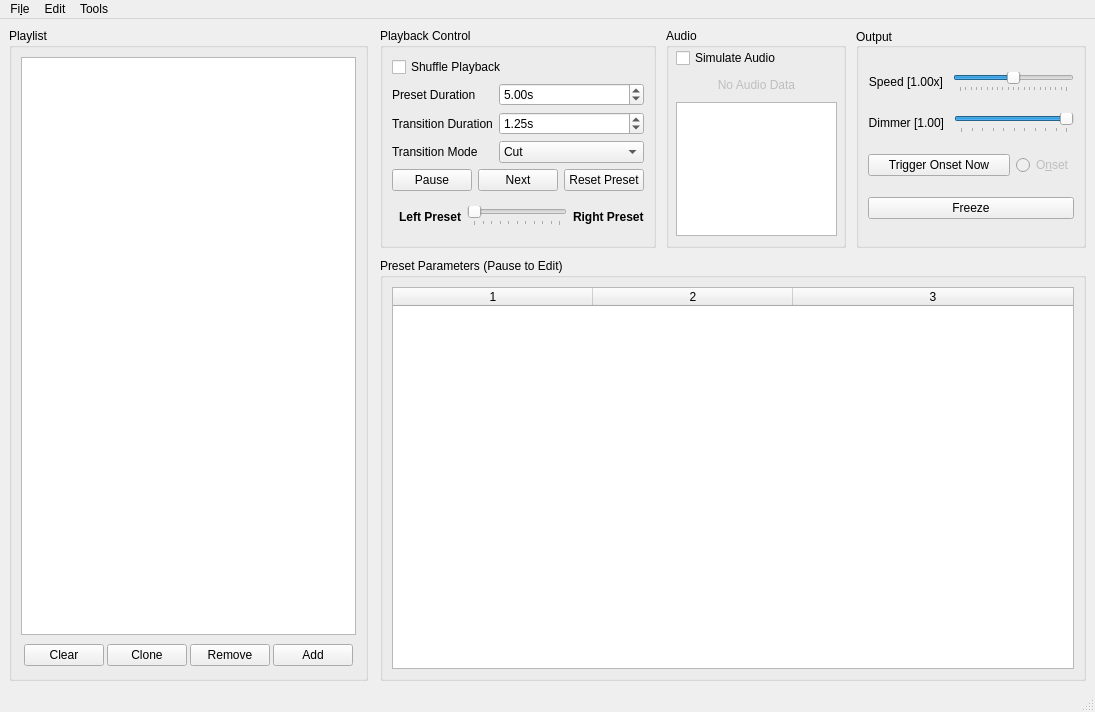
The window that ui/firemix.ui (Openlights/firemix) describes before a commit, drawn with Qt 5.
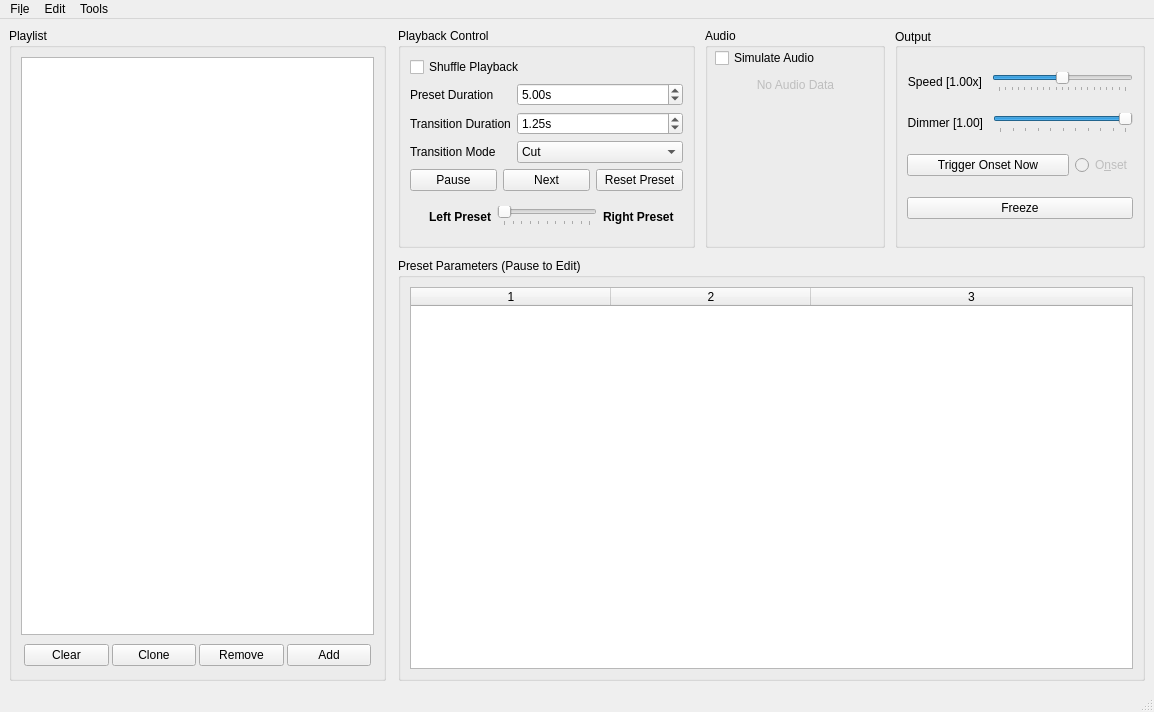
The same window after the commit. Custom widgets are drawn as their Qt base class.

Commit message: WIP: Improvements to FFT visualization

Patch:
```diff
--- a/ui/firemix.ui
+++ b/ui/firemix.ui
@@ -6,7 +6,7 @@
    <rect>
     <x>0</x>
     <y>0</y>
-    <width>1068</width>
+    <width>1154</width>
     <height>712</height>
    </rect>
   </property>
@@ -314,7 +314,7 @@
                <x>10</x>
                <y>20</y>
                <width>161</width>
-               <height>188</height>
+               <height>219</height>
               </rect>
              </property>
              <layout class="QVBoxLayout" name="verticalLayout_2">
@@ -345,44 +345,18 @@
                </widget>
               </item>
               <item>
-               <widget class="QGraphicsView" name="fft_graphics_view">
-                <property name="sizePolicy">
-                 <sizepolicy hsizetype="Fixed" vsizetype="Fixed">
-                  <horstretch>0</horstretch>
-                  <verstretch>0</verstretch>
-                 </sizepolicy>
-                </property>
+               <widget class="QLabel" name="fft_graphics_view">
                 <property name="minimumSize">
                  <size>
                   <width>128</width>
                   <height>128</height>
                  </size>
                 </property>
-                <property name="maximumSize">
-                 <size>
-                  <width>16777215</width>
-                  <height>16777215</height>
-                 </size>
+                <property name="text">
+                 <string/>
                 </property>
-                <property name="frameShadow">
-                 <enum>QFrame::Plain</enum>
-                </property>
-                <property name="verticalScrollBarPolicy">
-                 <enum>Qt::ScrollBarAlwaysOff</enum>
-                </property>
-                <property name="horizontalScrollBarPolicy">
-                 <enum>Qt::ScrollBarAlwaysOff</enum>
-                </property>
-                <property name="interactive">
-                 <bool>false</bool>
-                </property>
-                <property name="sceneRect">
-                 <rectf>
-                  <x>0.000000000000000</x>
-                  <y>0.000000000000000</y>
-                  <width>128.000000000000000</width>
-                  <height>128.000000000000000</height>
-                 </rectf>
+                <property name="scaledContents">
+                 <bool>true</bool>
                 </property>
                </widget>
               </item>
@@ -584,14 +558,23 @@
               </layout>
              </item>
              <item>
-              <layout class="QHBoxLayout" name="horizontalLayout_3" stretch="0,0">
+              <layout class="QHBoxLayout" name="horizontalLayout_3" stretch="0">
                <property name="spacing">
                 <number>3</number>
                </property>
                <property name="sizeConstraint">
                 <enum>QLayout::SetDefaultConstraint</enum>
                </property>
-               <property name="margin">
+               <property name="leftMargin">
+                <number>0</number>
+               </property>
+               <property name="topMargin">
+                <number>0</number>
+               </property>
+               <property name="rightMargin">
+                <number>0</number>
+               </property>
+               <property name="bottomMargin">
                 <number>0</number>
                </property>
                <item>
@@ -668,8 +651,8 @@
     <rect>
      <x>0</x>
      <y>0</y>
-     <width>1068</width>
-     <height>21</height>
+     <width>1154</width>
+     <height>22</height>
     </rect>
    </property>
    <widget class="QMenu" name="menu_file">
```
Left out of the diff: 33 changed lines with no effect on the pictures. The commit also changes 2 other files.
